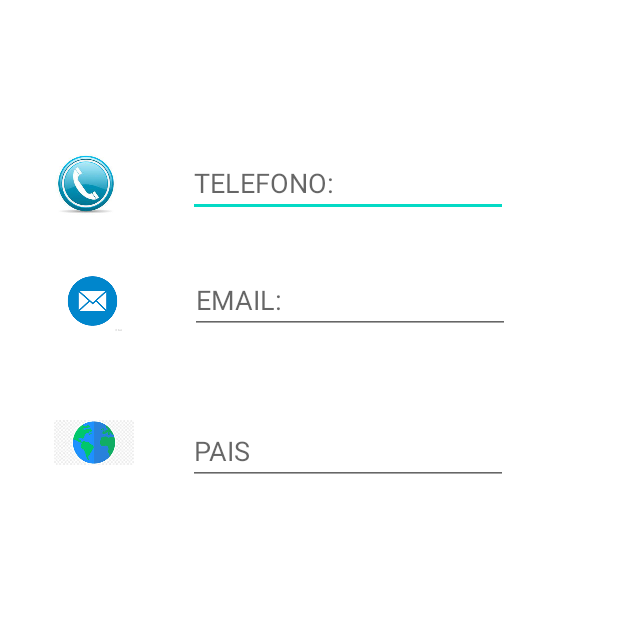
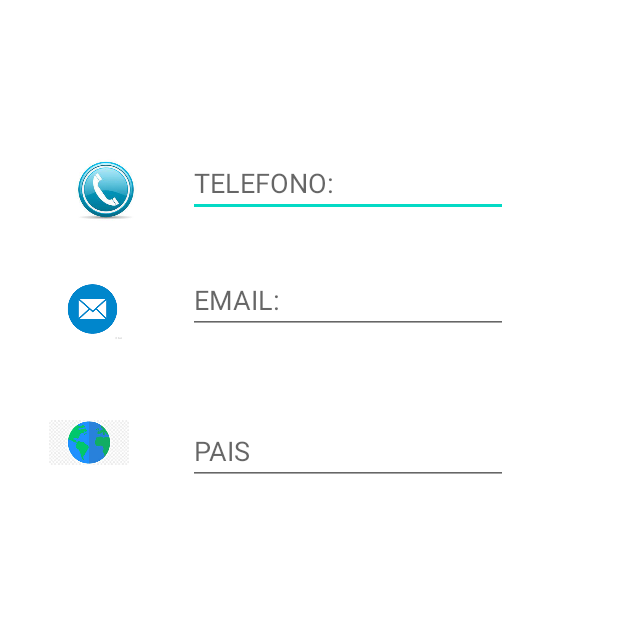
Before and after one commit to juangrestrepo/LasbCM20221-Gr10, an Android app: the MainActivity2 screen opened directly, with no data from a screen before it, on a phone screen of 412 x 824 dp, the top half of it. Run offline under Robolectric (Android 15) with nearby library versions, the phone set to English and light mode, and no system bars.

Commit message:
modificacion en los layout

```diff
--- a/Lab1-UI/src/main/res/layout/contactdataactivity.xml
+++ b/Lab1-UI/src/main/res/layout/contactdataactivity.xml
@@ -25,14 +25,13 @@
         android:id="@+id/editTextTextPersonName"
         android:layout_width="wrap_content"
         android:layout_height="wrap_content"
-        android:layout_marginStart="36dp"
         android:ems="10"
         android:hint="EMAIL:"
         android:inputType="textEmailAddress"
         app:layout_constraintBottom_toBottomOf="parent"
         app:layout_constraintEnd_toEndOf="parent"
-        app:layout_constraintHorizontal_bias="0.0"
-        app:layout_constraintStart_toEndOf="@+id/imageView2"
+        app:layout_constraintHorizontal_bias="0.631"
+        app:layout_constraintStart_toStartOf="parent"
         app:layout_constraintTop_toTopOf="parent"
         app:layout_constraintVertical_bias="0.228" />
 
@@ -41,8 +40,8 @@
         android:layout_width="41dp"
         android:layout_height="45dp"
         app:layout_constraintBottom_toTopOf="@+id/imageView2"
-        app:layout_constraintEnd_toStartOf="@+id/editTextTextPersonName3"
-        app:layout_constraintHorizontal_bias="0.434"
+        app:layout_constraintEnd_toEndOf="parent"
+        app:layout_constraintHorizontal_bias="0.135"
         app:layout_constraintStart_toStartOf="parent"
         app:layout_constraintTop_toTopOf="parent"
         app:layout_constraintVertical_bias="0.75"
@@ -52,12 +51,12 @@
         android:id="@+id/imageView2"
         android:layout_width="58dp"
         android:layout_height="44dp"
-        app:layout_constraintBottom_toBottomOf="parent"
+        app:layout_constraintBottom_toTopOf="@+id/imageView3"
         app:layout_constraintEnd_toEndOf="parent"
         app:layout_constraintHorizontal_bias="0.093"
         app:layout_constraintStart_toStartOf="parent"
         app:layout_constraintTop_toTopOf="parent"
-        app:layout_constraintVertical_bias="0.229"
+        app:layout_constraintVertical_bias="0.822"
         app:srcCompat="@drawable/email" />
 
     <EditText
@@ -78,10 +77,9 @@
         android:id="@+id/imageView3"
         android:layout_width="53dp"
         android:layout_height="54dp"
-        android:layout_marginStart="36dp"
         app:layout_constraintBottom_toBottomOf="parent"
-        app:layout_constraintEnd_toStartOf="@+id/editTextTextPersonName5"
-        app:layout_constraintHorizontal_bias="0.0"
+        app:layout_constraintEnd_toEndOf="parent"
+        app:layout_constraintHorizontal_bias="0.092"
         app:layout_constraintStart_toStartOf="parent"
         app:layout_constraintTop_toTopOf="parent"
         app:layout_constraintVertical_bias="0.348"
```
Also changed, not shown: Lab1-UI/src/main/res/layout/activity_main.xml (+6 -9 lines).
